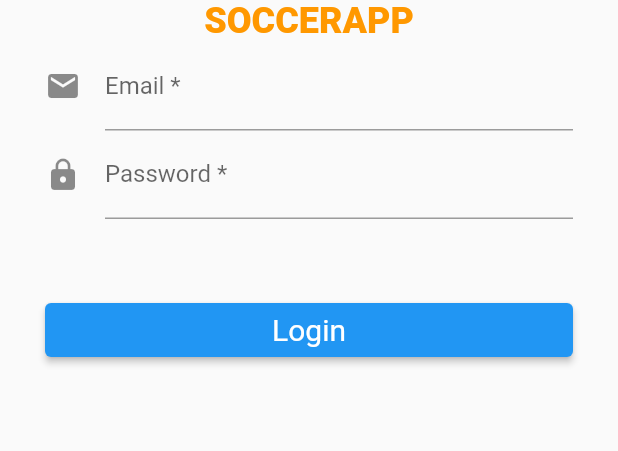
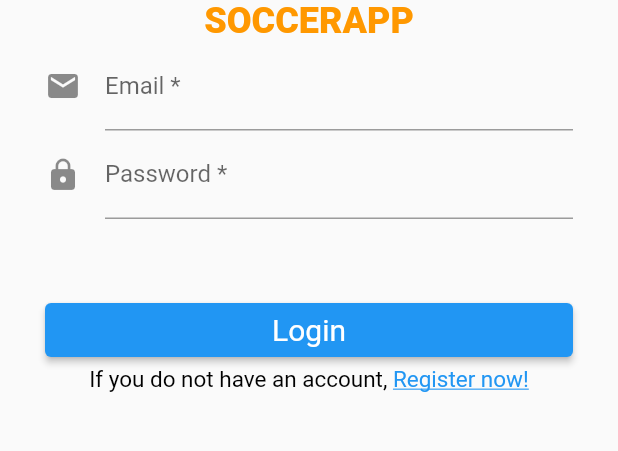
Before and after one commit to miguelcamposdev/mobileapps-krasnik, a Flutter app: the screen it shows after launch, on a phone screen of 412 x 824 dp, the part 384-835 px from its top. Run offline on Flutter 3.47's test engine with Material 2 defaults, Android fonts, the phone set to English and light mode, and no system bars.

```diff
--- a/hello_world/lib/ui/login_page.dart
+++ b/hello_world/lib/ui/login_page.dart
@@ -1,4 +1,7 @@
+
+import 'package:flutter/gestures.dart';
 import 'package:flutter/material.dart';
+import 'package:hello_world/ui/register_page.dart';
 
 class LoginPage extends StatelessWidget {
   final emailController = TextEditingController();
@@ -9,8 +12,8 @@ class LoginPage extends StatelessWidget {
     final ButtonStyle styleButton =
         ElevatedButton.styleFrom(textStyle: TextStyle(fontSize: 20));
 
-
     return Scaffold(
+        resizeToAvoidBottomInset: false,
         appBar: AppBar(
           title: Text('Login'),
         ),
@@ -73,6 +76,21 @@ class LoginPage extends StatelessWidget {
                     onPressed: () => _doLogin(),
                     child: Text('Login'),
                   ),
+                ),
+                RichText(
+                  text: TextSpan(
+                    text: 'If you do not have an account, ',
+                    style: TextStyle(fontSize: 15, color: Colors.black),
+                    children: <TextSpan>[
+                      TextSpan(
+                          text: 'Register now!',
+                          recognizer: new TapGestureRecognizer()
+                            ..onTap = () => _goToRegisterPage(context),
+                          style: TextStyle(
+                              color: Colors.blue,
+                              decoration: TextDecoration.underline)),
+                    ],
+                  ),
                 )
               ],
             )));
@@ -83,4 +101,10 @@ class LoginPage extends StatelessWidget {
     var passwordValue = passwordController.text;
     print('Email: $emailValue - Pass: $passwordValue');
   }
+
+  _goToRegisterPage(BuildContext context) {
+    Navigator.of(context).push(
+      MaterialPageRoute(builder: (_) => RegisterPage()),
+    );
+  }
 }
```
Also changed, not shown: hello_world/lib/ui/register_page.dart (added, +136 -0 lines).
